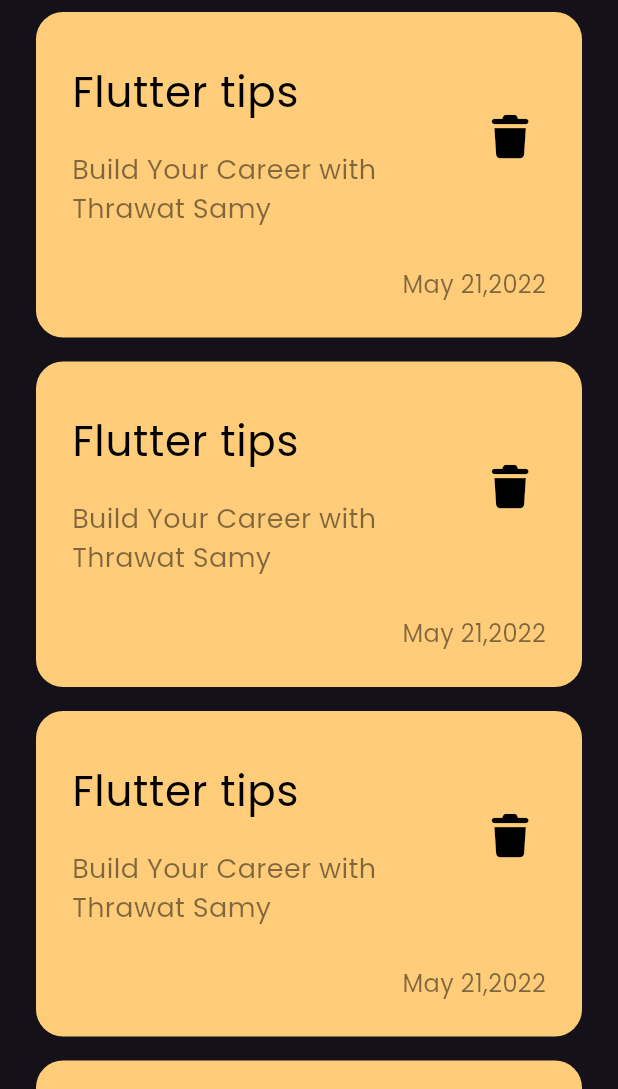
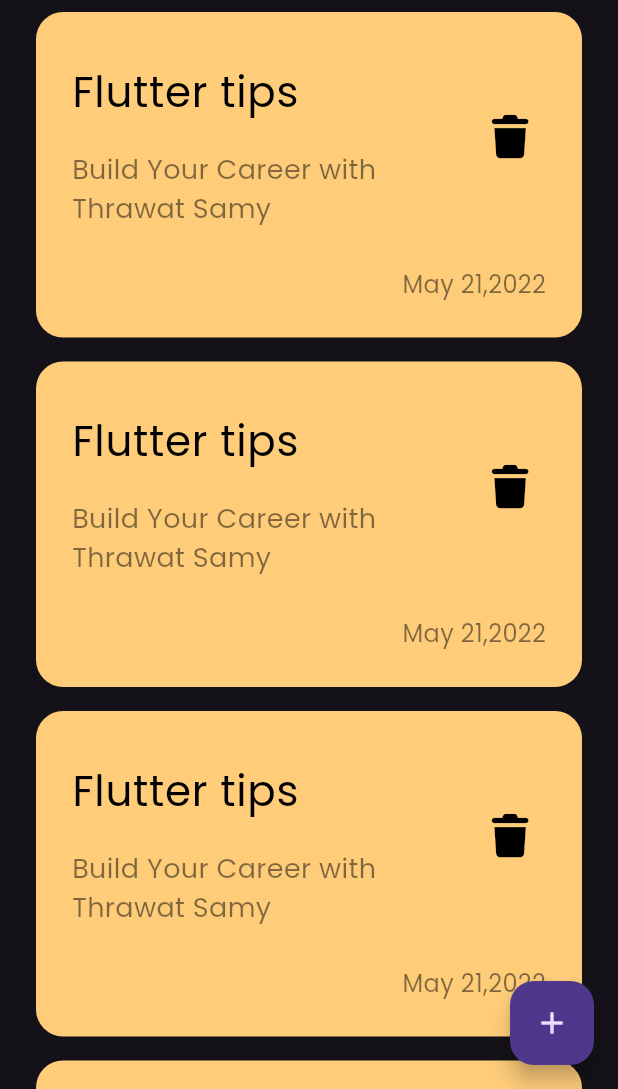
Before and after one commit to ahmedabdalbadea/notes-app, a Flutter app: the screen it shows after launch, on a phone screen of 412 x 824 dp, the part 147-1236 px from its top. Run offline on Flutter 3.47's test engine with Material 3 defaults, Android fonts, the phone set to English and light mode, and no system bars; our stand-ins replace font_awesome_flutter.

Commit message:
add floating action button

```diff
--- a/lib/views/home_view.dart
+++ b/lib/views/home_view.dart
@@ -2,11 +2,14 @@ import 'package:flutter/material.dart';
 import 'package:notes_app/views/widgets/notes_view_body.dart';
 
 class HomeView extends StatelessWidget {
-
   @override
   Widget build(BuildContext context) {
     return Scaffold(
-      body: NotesViewBody(),
+      body: const NotesViewBody(),
+      floatingActionButton: FloatingActionButton(
+        onPressed: () {},
+        child: Icon(Icons.add),
+      ),
     );
   }
 }
```
